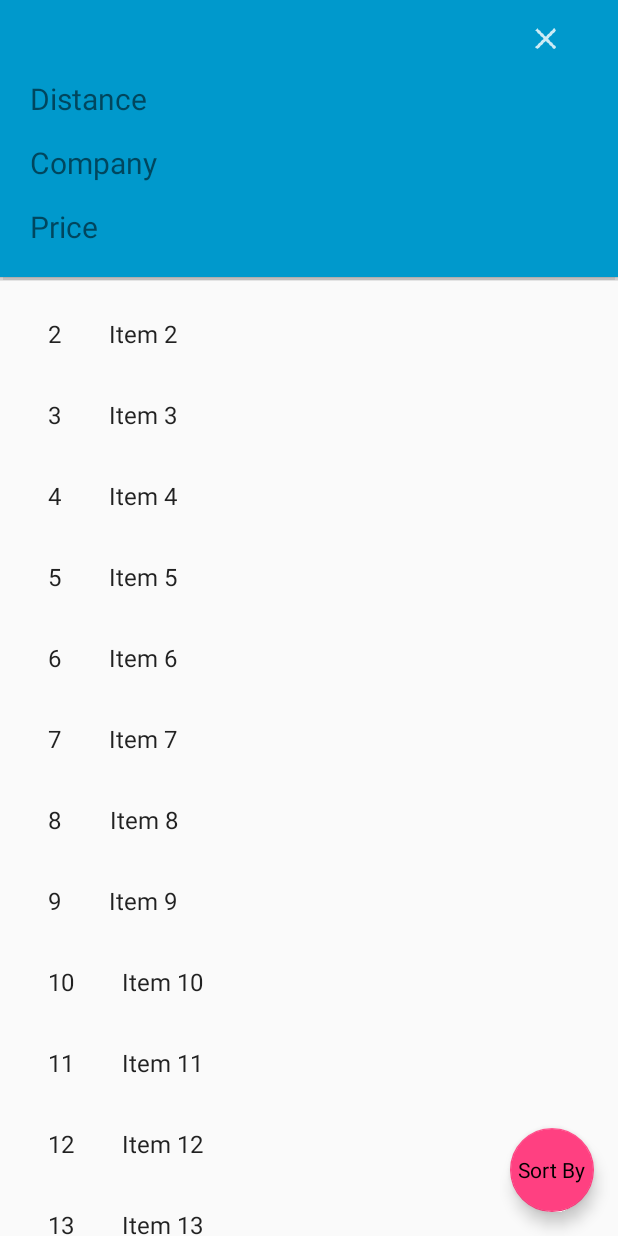
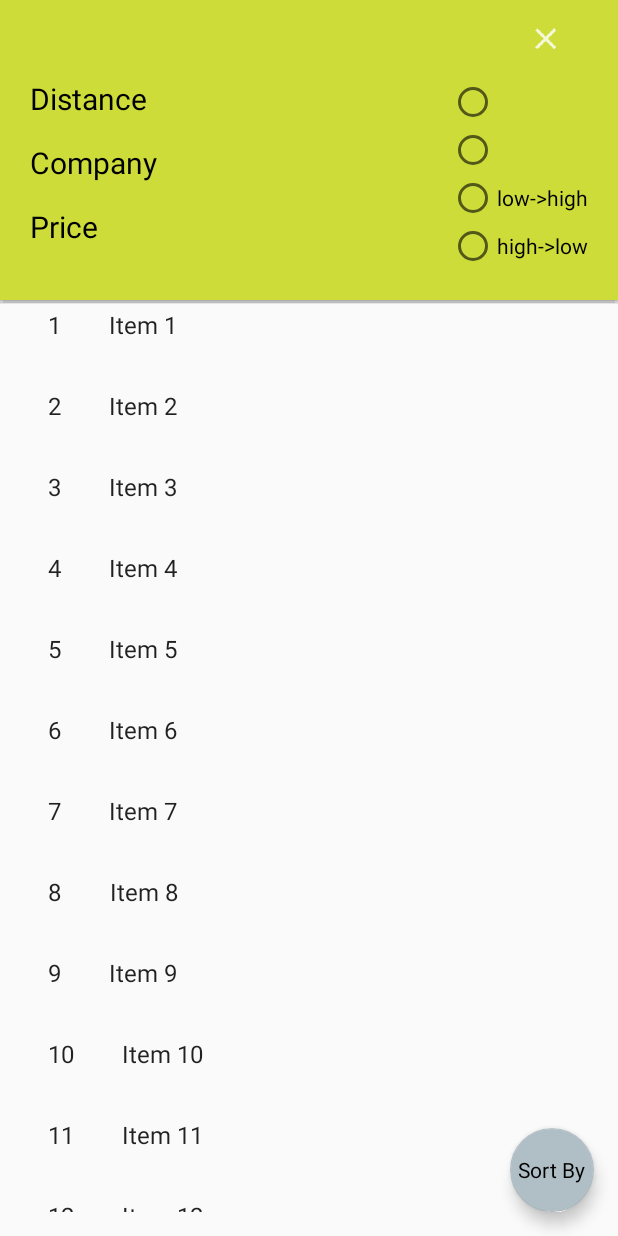
Before and after one commit to anto004/Rent-likeme, an Android app: the screen it shows after launch (RentalListActivity), after a tap on an icon or button, on a phone screen of 412 x 824 dp. Run offline under Robolectric (Android 15) with nearby library versions, the phone set to English and light mode, and no system bars.

Commit message:
UI: changed app theme, added search button with style and animation, styled PopUpWindow

```diff
--- a/app/src/main/java/app/rent_likeme/com/rent_likeme/RentalListActivity.java
+++ b/app/src/main/java/app/rent_likeme/com/rent_likeme/RentalListActivity.java
@@ -3,6 +3,7 @@ package app.rent_likeme.com.rent_likeme;
 import android.Manifest;
 import android.app.DatePickerDialog;
 import android.app.Dialog;
+import android.content.Context;
 import android.content.SharedPreferences;
 import android.content.pm.PackageManager;
 import android.location.Location;
@@ -21,10 +22,13 @@ import android.view.LayoutInflater;
 import android.view.Menu;
 import android.view.MotionEvent;
 import android.view.View;
+import android.view.inputmethod.InputMethodManager;
 import android.widget.DatePicker;
+import android.widget.EditText;
 import android.widget.FrameLayout;
 import android.widget.ImageButton;
 import android.widget.PopupWindow;
+import android.widget.RelativeLayout;
 import android.widget.TextView;
 import android.widget.Toast;
 
@@ -75,7 +79,7 @@ public class RentalListActivity extends AppCompatActivity implements View.OnClic
         setSupportActionBar(toolbar);
         toolbar.setTitle(getTitle());
 
-        final FrameLayout rentalLayout = (FrameLayout) findViewById(R.id.rental_frame_layout);
+        final FrameLayout rentalFrameLayout = (FrameLayout) findViewById(R.id.rental_frame_layout);
         FloatingActionButton fab = (FloatingActionButton) findViewById(R.id.fab);
         fab.setOnClickListener(new View.OnClickListener() {
             @Override
@@ -101,13 +105,34 @@ public class RentalListActivity extends AppCompatActivity implements View.OnClic
                 });
                 mPopUpWindow.setOutsideTouchable(true);
                 mPopUpWindow.setAnimationStyle(R.style.pop_up_window_animation);
-                mPopUpWindow.showAtLocation(rentalLayout, Gravity.BOTTOM, 0, 0);
+                mPopUpWindow.showAtLocation(rentalFrameLayout, Gravity.BOTTOM, 0, 0);
 
             }
         });
 
         checkPermissions();
         buildGoogleApiClient();
+
+        final EditText addressTv = findViewById(R.id.address_editText);
+        addressTv.setOnFocusChangeListener(new View.OnFocusChangeListener() {
+            @Override
+            public void onFocusChange(View view, boolean hasFocus) {
+                if(hasFocus){
+                    Toast.makeText(RentalListActivity.this, "In Focus", Toast.LENGTH_SHORT).show();
+                }
+                if(!hasFocus){
+                    Toast.makeText(RentalListActivity.this, "Out Focus", Toast.LENGTH_SHORT).show();
+                }
+            }
+        });
+        RelativeLayout rentalRelLayout = findViewById(R.id.rental_list_relativeLayout);
+        rentalRelLayout.setOnClickListener(new RelativeLayout.OnClickListener() {
+            @Override
+            public void onClick(View view) {
+                addressTv.clearFocus();
+                hideKeyboard();
+            }
+        });
 
         TextView pickUpTv = findViewById(R.id.pick_up_textview);
         pickUpTv.setOnClickListener(this);
@@ -149,6 +174,15 @@ public class RentalListActivity extends AppCompatActivity implements View.OnClic
         recyclerView.setAdapter(new RentalAdapter(this, mTwoPane, DummyContent.ITEMS));
     }
 
+    private void hideKeyboard(){
+        InputMethodManager inputMethodManager = (InputMethodManager)
+                this.getSystemService(Context.INPUT_METHOD_SERVICE);
+        if(inputMethodManager != null && this.getCurrentFocus() != null) {
+            Log.v(LOG_TAG, "requesting to hide keyboard");
+            inputMethodManager.hideSoftInputFromWindow(this.getCurrentFocus().getWindowToken(), 2);
+        }
+    }
+
     @Override
     protected void onStart() {
         super.onStart();
@@ -170,6 +204,7 @@ public class RentalListActivity extends AppCompatActivity implements View.OnClic
         mPopUpWindow.dismiss();
     }
 
+    //Either for pickup or dropoff
     private void callDatePickerFragment(int viewId){
         Bundle bundle = new Bundle();
         bundle.putInt(FRAG_VIEW_INFO, viewId);
@@ -224,7 +259,6 @@ public class RentalListActivity extends AppCompatActivity implements View.OnClic
         FusedLocationProviderClient fusedLocationProviderClient =
                 LocationServices.getFusedLocationProviderClient(this);
 
-
         if (ActivityCompat.checkSelfPermission(this, Manifest.permission.ACCESS_FINE_LOCATION)
                 == PackageManager.PERMISSION_GRANTED &&
                 ActivityCompat.checkSelfPermission(this, Manifest.permission.ACCESS_COARSE_LOCATION)
@@ -238,7 +272,6 @@ public class RentalListActivity extends AppCompatActivity implements View.OnClic
                 }
             });
         }
-
     }
 
     protected synchronized void buildGoogleApiClient() {
--- /dev/null
+++ b/app/src/main/res/drawable/search_button.xml
@@ -0,0 +1,10 @@
+<?xml version="1.0" encoding="utf-8"?>
+<shape xmlns:android="http://schemas.android.com/apk/res/android"
+    android:shape="rectangle">
+    <corners android:radius="10dp"/>
+    <solid android:color="@color/colorAccent"/>
+    <stroke
+        android:color="@android:color/white"
+        android:width="0.50dp"/>
+    <size />
+</shape>
--- a/app/src/main/res/layout/pop_up_window.xml
+++ b/app/src/main/res/layout/pop_up_window.xml
@@ -1,45 +1,104 @@
 <?xml version="1.0" encoding="utf-8"?>
-<LinearLayout xmlns:android="http://schemas.android.com/apk/res/android"
+<RelativeLayout xmlns:android="http://schemas.android.com/apk/res/android"
     xmlns:app="http://schemas.android.com/apk/res-auto"
     xmlns:tools="http://schemas.android.com/tools"
     android:id="@+id/pop_up_layout"
     android:layout_width="match_parent"
     android:layout_height="wrap_content"
     android:layout_gravity="bottom|center"
-    android:background="@android:color/holo_blue_dark"
+    android:background="@color/colorPrimary"
     android:orientation="vertical"
     android:paddingBottom="20dp"
     android:paddingLeft="20dp"
     android:paddingRight="20dp">
 
-    <ImageButton
-        android:id="@+id/close_pop_up_button"
+
+    <LinearLayout
+        android:id="@+id/pop_up_linearLayout"
         android:layout_width="wrap_content"
         android:layout_height="wrap_content"
+        android:layout_alignParentRight="true"
+        android:layout_alignParentTop="true"
         android:layout_gravity="right"
-        android:backgroundTint="@android:color/transparent"
-        app:srcCompat="@drawable/ic_close" />
+        android:orientation="horizontal">
+
+        <ImageButton
+            android:id="@+id/close_pop_up_button"
+            android:layout_width="wrap_content"
+            android:layout_height="wrap_content"
+            android:backgroundTint="@android:color/transparent"
+            app:srcCompat="@drawable/ic_close" />
+    </LinearLayout>
 
     <TextView
         android:id="@+id/distance_textview"
-        android:layout_width="match_parent"
+        android:layout_width="wrap_content"
         android:layout_height="wrap_content"
+        android:layout_alignParentLeft="true"
+        android:layout_below="@id/pop_up_linearLayout"
         android:paddingBottom="15dp"
         android:text="Distance"
+        android:textColor="@android:color/black"
         android:textSize="20sp" />
 
     <TextView
         android:id="@+id/company_textview"
-        android:layout_width="match_parent"
+        android:layout_width="wrap_content"
         android:layout_height="wrap_content"
+        android:layout_below="@id/distance_textview"
         android:paddingBottom="15dp"
         android:text="Company"
+        android:textColor="@android:color/black"
         android:textSize="20sp" />
 
     <TextView
         android:id="@+id/price_textview"
-        android:layout_width="match_parent"
+        android:layout_width="wrap_content"
         android:layout_height="wrap_content"
+        android:layout_below="@id/company_textview"
+        android:paddingBottom="15dp"
         android:text="Price"
+        android:textColor="@android:color/black"
         android:textSize="20sp" />
-</LinearLayout>
+
+    <RadioGroup
+        android:layout_width="wrap_content"
+        android:layout_height="wrap_content"
+        android:layout_alignParentRight="true"
+        android:layout_below="@id/pop_up_linearLayout"
+        android:orientation="vertical">
+
+        <RadioButton
+            android:id="@+id/distance_checkBox"
+            android:layout_width="wrap_content"
+            android:layout_height="wrap_content" />
+
+
+        <RadioButton
+            android:id="@+id/company_checkBox"
+            android:layout_width="wrap_content"
+            android:layout_height="wrap_content"
+            android:layout_alignParentRight="true"
+            android:layout_below="@+id/distance_checkBox" />
+
+        <RadioButton
+            android:id="@+id/price_lowToHigh_checkBox"
+            android:layout_width="wrap_content"
+            android:layout_height="wrap_content"
+            android:layout_alignParentRight="true"
+            android:layout_below="@+id/company_checkBox"
+            android:text="low->high" />
+
+        <RadioButton
+            android:id="@+id/price_highToLow_checkBox"
+            android:layout_width="wrap_content"
+            android:layout_height="wrap_content"
+            android:layout_alignParentRight="true"
+            android:layout_below="@+id/price_lowToHigh_checkBox"
+            android:text="high->low" />
+
+    </RadioGroup>
+
+
+
+</RelativeLayout>
--- a/app/src/main/res/layout/rental_list.xml
+++ b/app/src/main/res/layout/rental_list.xml
@@ -2,25 +2,40 @@
 <RelativeLayout xmlns:android="http://schemas.android.com/apk/res/android"
     xmlns:app="http://schemas.android.com/apk/res-auto"
     xmlns:tools="http://schemas.android.com/tools"
+    android:id="@+id/rental_list_relativeLayout"
     android:layout_width="wrap_content"
     android:layout_height="wrap_content"
-    android:layout_marginLeft="16dp"
-    android:layout_marginRight="16dp">
+    android:layout_margin="16dp"
+    android:focusableInTouchMode="true">
 
     <EditText
         android:id="@+id/address_editText"
+        style="@android:style/Widget.Material.Light.EditText"
         android:layout_width="wrap_content"
         android:layout_height="wrap_content"
         android:layout_alignParentTop="true"
         android:ems="10"
-        android:inputType="textPersonName"
-        android:text="Address" />
+        android:hint="Address"
+        android:inputType="textAutoComplete|textPostalAddress"
+        android:textColorHint="@android:color/darker_gray"
+        android:textColorLink="@color/common_google_signin_btn_text_dark_focused" />
+
+    <Button
+        android:id="@+id/search_button"
+        style="@style/RentalButton"
+        android:layout_width="wrap_content"
+        android:layout_height="wrap_content"
+        android:layout_toRightOf="@+id/address_editText"
+        android:stateListAnimator="@animator/button_anim"
+        android:text="Search" />
 
     <LinearLayout
         android:id="@+id/date_linearlayout"
         android:layout_width="match_parent"
         android:layout_height="wrap_content"
         android:layout_below="@id/address_editText"
+        android:layout_marginBottom="16dp"
+        android:layout_marginTop="16dp"
         android:orientation="horizontal">
 
         <TextView
@@ -48,6 +63,7 @@
         android:layout_height="match_parent"
         android:layout_alignParentBottom="true"
         android:layout_below="@id/date_linearlayout"
+        android:focusableInTouchMode="true"
         app:layoutManager="LinearLayoutManager"
         tools:context="app.rent_likeme.com.rent_likeme.RentalListActivity"
         tools:listitem="@layout/rental_list_content">
--- a/app/src/main/res/values/colors.xml
+++ b/app/src/main/res/values/colors.xml
@@ -1,6 +1,6 @@
 <?xml version="1.0" encoding="utf-8"?>
 <resources>
-    <color name="colorPrimary">#3F51B5</color>
-    <color name="colorPrimaryDark">#303F9F</color>
-    <color name="colorAccent">#FF4081</color>
+    <color name="colorPrimary">#CDDC39</color>
+    <color name="colorPrimaryDark">#99AA00</color>
+    <color name="colorAccent">#B0BEC5</color>
 </resources>
--- a/app/src/main/res/values/styles.xml
+++ b/app/src/main/res/values/styles.xml
@@ -22,4 +22,15 @@
         <item name="android:windowExitAnimation">@anim/go_out_bottom</item>
     </style>
 
+    <style name="RentalEditText" parent="Theme.AppCompat.Light.DarkActionBar">
+        <item name="colorControlNormal">@android:color/white</item>
+        <item name="colorControlHighlight">@android:color/black</item>
+        <item name="colorControlActivated">@android:color/black</item>
+    </style>
+
+    <style name="RentalButton" parent="Widget.AppCompat.ImageButton">
+        <item name="android:background">@drawable/search_button</item>
+        <item name="android:elevation">5dp</item>
+    </style>
+
 </resources>
```
Also changed, not shown: app/src/main/res/animator/button_anim.xml (added, +39 -0 lines).
